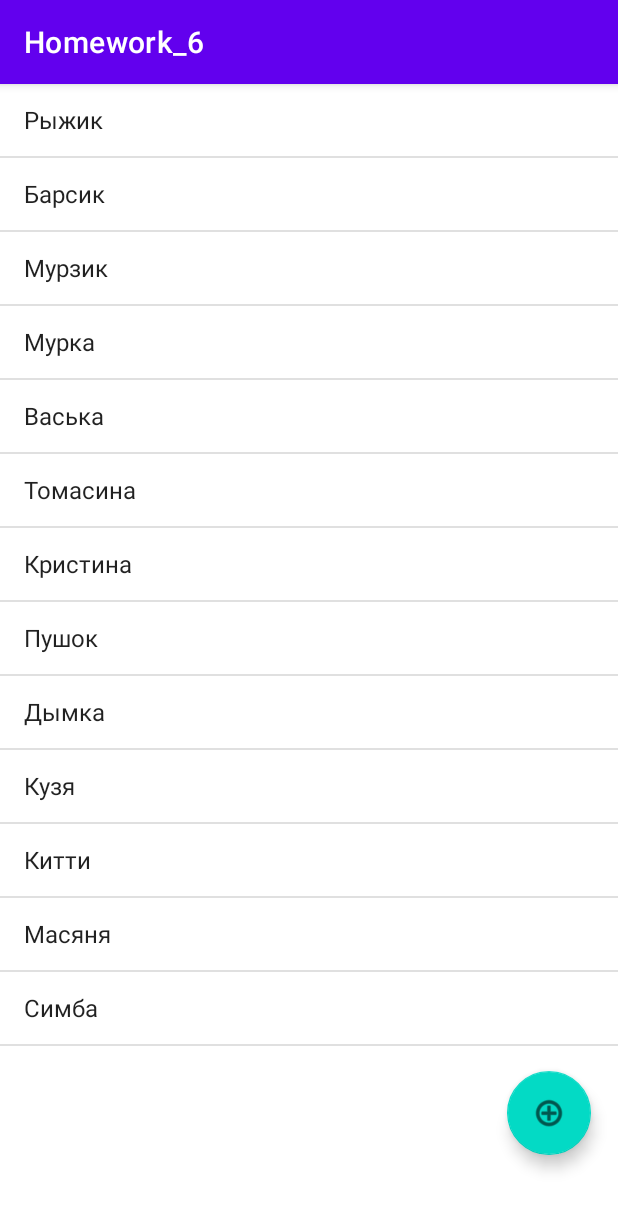
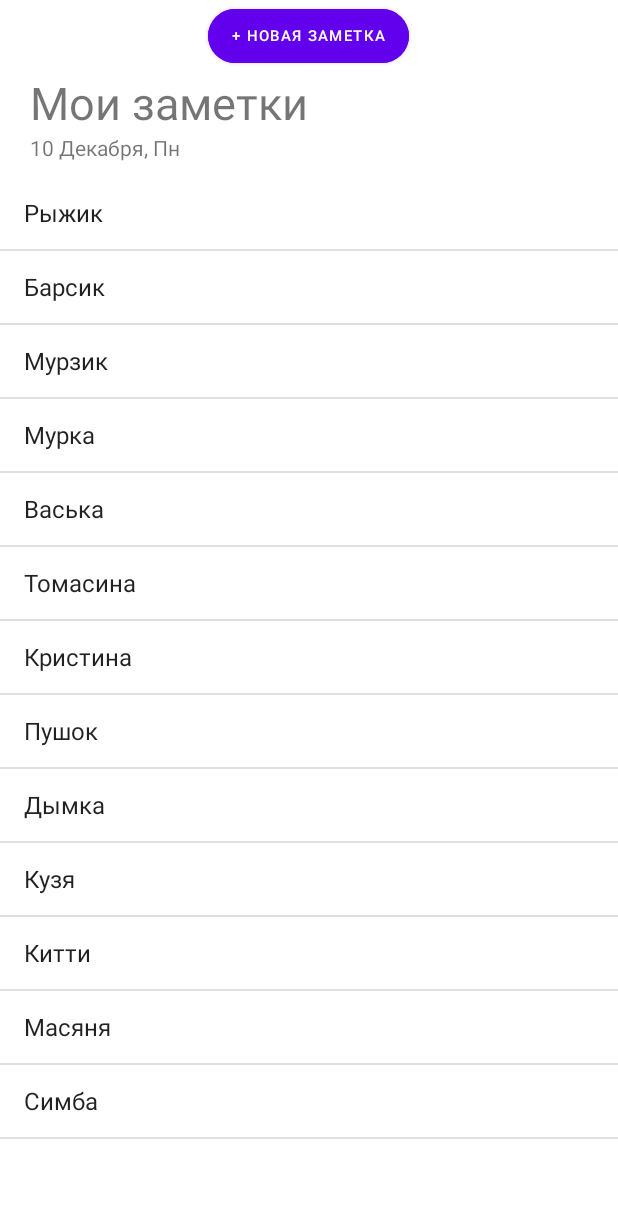
Before and after one commit to Kimdracula/NoteApp, an Android app: the screen it shows after launch (MainActivity), on a phone screen of 412 x 824 dp. Shown: the top 1210 px of the screen. Run offline under Robolectric (Android 15) with nearby library versions, the phone set to English and light mode, and no system bars.

Commit message:
Изменил кнопку добавления заметок и подправил дизайн

```diff
--- a/app/src/main/java/com/homework/homework_6/FragmentList.java
+++ b/app/src/main/java/com/homework/homework_6/FragmentList.java
@@ -13,10 +13,11 @@ import androidx.fragment.app.Fragment;
 import androidx.fragment.app.FragmentManager;
 import androidx.fragment.app.ListFragment;
 
+import com.google.android.material.button.MaterialButton;
 import com.google.android.material.floatingactionbutton.FloatingActionButton;
 
 public class FragmentList extends ListFragment {
-    FloatingActionButton floatingActionButton;
+    MaterialButton addNoteButton;
     AddFragment addFragment;
 
     @Nullable
@@ -38,8 +39,8 @@ public class FragmentList extends ListFragment {
                 android.R.layout.simple_list_item_1, catNames);
         setListAdapter(adapter);
 
-      floatingActionButton = view.findViewById(R.id.floatingActionButton);
-      floatingActionButton.setOnClickListener(new View.OnClickListener() {
+      addNoteButton = view.findViewById(R.id.buttonAddNote);
+      addNoteButton.setOnClickListener(new View.OnClickListener() {
           @Override
           public void onClick(View view) {
               FragmentManager fragmentManager = requireActivity().getSupportFragmentManager();
--- a/app/src/main/res/layout/fragmentlist.xml
+++ b/app/src/main/res/layout/fragmentlist.xml
@@ -1,23 +1,42 @@
 <?xml version="1.0" encoding="utf-8"?>
-<androidx.constraintlayout.widget.ConstraintLayout xmlns:android="http://schemas.android.com/apk/res/android"
+<LinearLayout xmlns:android="http://schemas.android.com/apk/res/android"
     xmlns:app="http://schemas.android.com/apk/res-auto"
     xmlns:tools="http://schemas.android.com/tools"
     android:layout_width="match_parent"
-    android:layout_height="match_parent">
+    android:layout_height="match_parent"
+    android:orientation="vertical">
 
-    <LinearLayout
+
+    <com.google.android.material.button.MaterialButton
+        android:id="@+id/buttonAddNote"
+        android:layout_width="wrap_content"
+        android:layout_height="wrap_content"
+        app:cornerRadius="50dp"
+        android:textSize="10sp"
+        android:backgroundTint="@color/purple_500"
+        android:layout_gravity="center_horizontal"
+        android:text="+ Новая заметка" />
+
+    <TextView
+        android:id="@+id/textView"
         android:layout_width="match_parent"
-        android:layout_height="match_parent"
-        android:orientation="vertical"
-        app:layout_constraintBottom_toBottomOf="parent"
-        app:layout_constraintEnd_toEndOf="parent"
-        app:layout_constraintStart_toStartOf="parent"
-        app:layout_constraintTop_toTopOf="parent">
+        android:layout_height="wrap_content"
+        android:text="Мои заметки"
+        android:textSize="30sp"
+        android:layout_marginStart="20dp"/>
 
-        <ListView
+    <TextView
+        android:id="@+id/textView2"
+        android:layout_width="match_parent"
+        android:layout_height="wrap_content"
+        android:layout_marginStart="20dp"
+        android:text="10 Декабря, Пн" />
+
+    <ListView
             android:id="@id/android:list"
             android:layout_width="match_parent"
-            android:layout_height="match_parent" />
+            android:layout_height="match_parent"
+        android:layout_marginTop="10dp"/>
 
         <TextView
             android:id="@id/android:empty"
@@ -26,27 +45,3 @@
             android:gravity="center"
             android:text="@string/empty" />
     </LinearLayout>
-
-            <com.google.android.material.floatingactionbutton.FloatingActionButton
-                android:id="@+id/floatingActionButton"
-                android:layout_width="wrap_content"
-                android:layout_height="wrap_content"
-                android:layout_marginStart="337dp"
-                android:layout_marginTop="639dp"
-                android:layout_marginEnd="18dp"
-                android:layout_marginBottom="36dp"
-                android:clickable="true"
-                app:layout_constraintBottom_toBottomOf="parent"
-                app:layout_constraintEnd_toEndOf="parent"
-                app:layout_constraintStart_toStartOf="parent"
-                app:layout_constraintTop_toTopOf="parent"
-                app:srcCompat="@android:drawable/ic_menu_add"
-                android:contentDescription="TODO"
-                android:focusable="true" />
-
-
-
-
-
-
-</androidx.constraintlayout.widget.ConstraintLayout>
--- a/app/src/main/res/values/themes.xml
+++ b/app/src/main/res/values/themes.xml
@@ -1,6 +1,6 @@
 <resources xmlns:tools="http://schemas.android.com/tools">
     <!-- Base application theme. -->
-    <style name="Theme.Homework_6" parent="Theme.MaterialComponents.DayNight.DarkActionBar">
+    <style name="Theme.Homework_6" parent="Theme.MaterialComponents.DayNight.NoActionBar">
         <!-- Primary brand color. -->
         <item name="colorPrimary">@color/purple_500</item>
         <item name="colorPrimaryVariant">@color/purple_700</item>
```
